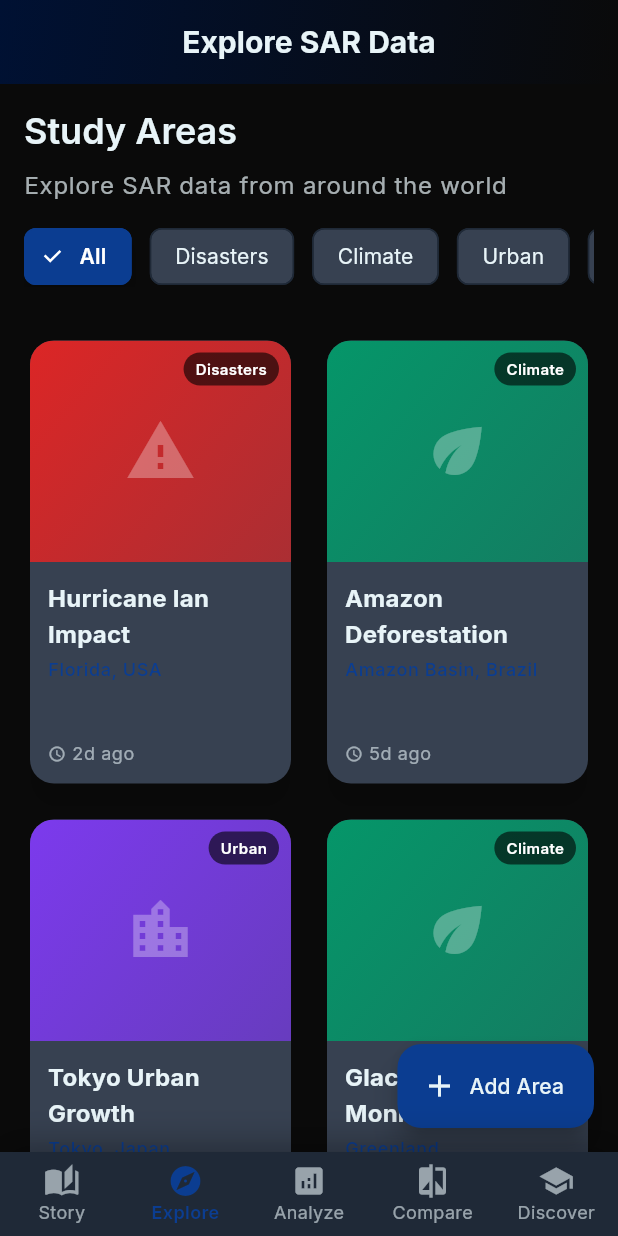
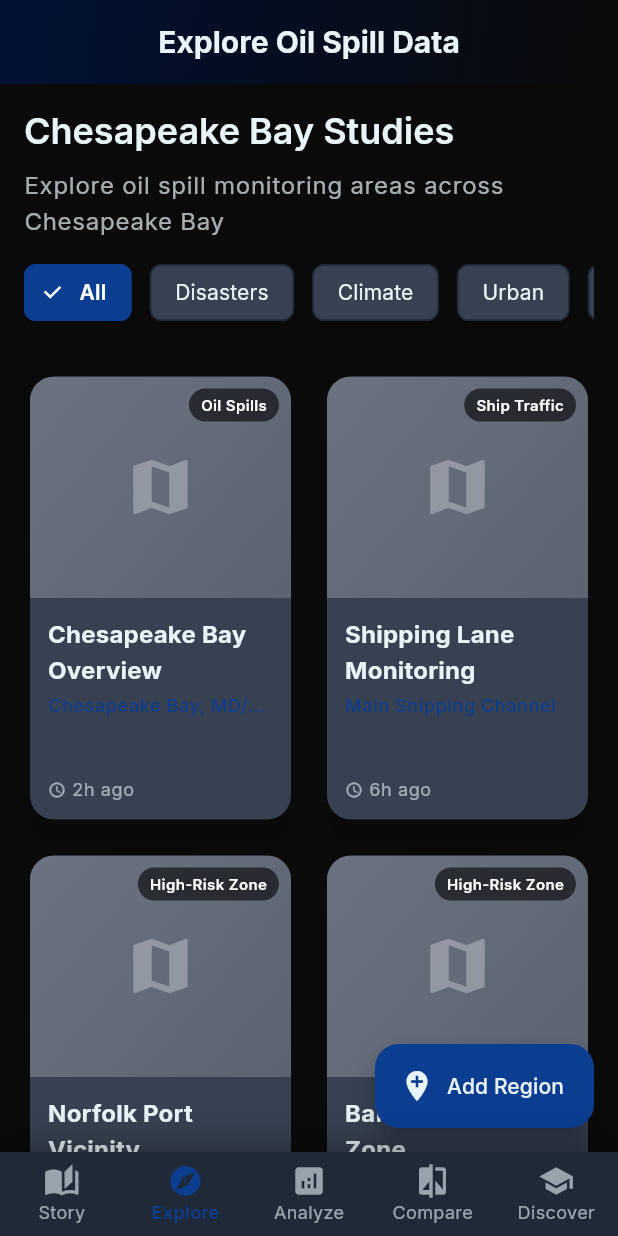
Before and after one commit to pranalitalla8/sarveillance, a Flutter app: the screen it shows after launch, item 2 of the bottom bar chosen, on a phone screen of 412 x 824 dp. Run offline on Flutter 3.47's test engine with Material 3 defaults, Android fonts, the phone set to English and light mode, and no system bars; our stand-ins replace csv, fl_chart, flutter_map, google_fonts, latlong2.

Commit message:
Update Explore screen with Chesapeake Bay oil spill focused content
Replace generic study areas with 8 Chesapeake Bay specific monitoring areas:
- Chesapeake Bay Overview with 548 days of detection data
- Shipping Lane Monitoring with correlation analysis
- High-Risk Zones: Norfolk Port and Baltimore Harbor
- Environmental monitoring along Eastern Shore
- Potomac River confluence analysis
- Seasonal pattern and weather correlation studies

Update UI text and labels to reflect oil spill monitoring focus

```diff
--- a/lib/data/mock_data.dart
+++ b/lib/data/mock_data.dart
@@ -4,86 +4,122 @@ class MockData {
   static final List<StudyArea> studyAreas = [
     StudyArea(
       id: '1',
-      title: 'Hurricane Ian Impact',
-      description: 'SAR analysis of Hurricane Ian\'s impact on Florida coastline and infrastructure damage assessment.',
-      category: 'Disasters',
-      location: 'Florida, USA',
+      title: 'Chesapeake Bay Overview',
+      description: 'Comprehensive SAR monitoring of oil spill incidents across the entire Chesapeake Bay region with 548 days of detection data.',
+      category: 'Oil Spills',
+      location: 'Chesapeake Bay, MD/VA',
       imageUrl: '',
-      lastUpdated: DateTime.now().subtract(const Duration(days: 2)),
+      lastUpdated: DateTime.now().subtract(const Duration(hours: 2)),
       metadata: {
-        'severity': 'High',
-        'area_km2': 15000,
+        'oil_detections': '2,847',
+        'area_km2': 11600,
         'satellite': 'Sentinel-1',
+        'confidence': '85%',
       },
     ),
     StudyArea(
       id: '2',
-      title: 'Amazon Deforestation',
-      description: 'Monitoring deforestation patterns in the Amazon rainforest using multi-temporal SAR imagery.',
-      category: 'Climate',
-      location: 'Amazon Basin, Brazil',
+      title: 'Shipping Lane Monitoring',
+      description: 'High-traffic shipping routes in Chesapeake Bay with correlation analysis between vessel activity and oil spill incidents.',
+      category: 'Ship Traffic',
+      location: 'Main Shipping Channel',
       imageUrl: '',
-      lastUpdated: DateTime.now().subtract(const Duration(days: 5)),
+      lastUpdated: DateTime.now().subtract(const Duration(hours: 6)),
       metadata: {
-        'deforestation_rate': '12%',
-        'area_km2': 25000,
-        'satellite': 'ALOS-2',
+        'ship_related': '1,245',
+        'area_km2': 850,
+        'satellite': 'Sentinel-1',
+        'correlation': '68%',
       },
     ),
     StudyArea(
       id: '3',
-      title: 'Tokyo Urban Growth',
-      description: 'Urban expansion analysis of Tokyo metropolitan area using long-term SAR data.',
-      category: 'Urban',
-      location: 'Tokyo, Japan',
+      title: 'Norfolk Port Vicinity',
+      description: 'Concentrated monitoring of oil spill activity near Norfolk Port and surrounding waters with AIS ship tracking integration.',
+      category: 'High-Risk Zone',
+      location: 'Norfolk, VA',
       imageUrl: '',
-      lastUpdated: DateTime.now().subtract(const Duration(days: 1)),
+      lastUpdated: DateTime.now().subtract(const Duration(hours: 12)),
       metadata: {
-        'growth_rate': '8%',
-        'area_km2': 8000,
-        'satellite': 'TerraSAR-X',
+        'hotspot_rank': '#1',
+        'area_km2': 425,
+        'satellite': 'Sentinel-1',
+        'risk_level': 'Critical',
       },
     ),
     StudyArea(
       id: '4',
-      title: 'Glacier Retreat Monitoring',
-      description: 'Tracking glacier retreat in the Arctic using interferometric SAR analysis.',
-      category: 'Climate',
-      location: 'Greenland',
+      title: 'Baltimore Harbor Zone',
+      description: 'Industrial port area monitoring with focus on commercial vessel operations and potential pollution sources.',
+      category: 'High-Risk Zone',
+      location: 'Baltimore, MD',
       imageUrl: '',
-      lastUpdated: DateTime.now().subtract(const Duration(days: 3)),
+      lastUpdated: DateTime.now().subtract(const Duration(hours: 8)),
       metadata: {
-        'retreat_rate': '15m/year',
-        'area_km2': 5000,
+        'hotspot_rank': '#2',
+        'area_km2': 380,
         'satellite': 'Sentinel-1',
+        'risk_level': 'High',
       },
     ),
     StudyArea(
       id: '5',
-      title: 'Volcanic Activity Detection',
-      description: 'Real-time monitoring of volcanic ground deformation using InSAR techniques.',
-      category: 'Natural Features',
-      location: 'Mount Etna, Italy',
+      title: 'Eastern Shore Coastline',
+      description: 'Oil spill detection along the Eastern Shore with emphasis on environmental impact and coastal water quality assessment.',
+      category: 'Environmental',
+      location: 'Eastern Shore, MD/VA',
       imageUrl: '',
-      lastUpdated: DateTime.now().subtract(const Duration(hours: 6)),
+      lastUpdated: DateTime.now().subtract(const Duration(days: 1)),
       metadata: {
-        'deformation': '5cm uplift',
-        'area_km2': 1200,
-        'satellite': 'Cosmo-SkyMed',
+        'detections': '567',
+        'area_km2': 3200,
+        'satellite': 'Sentinel-1',
+        'water_quality': 'Fair',
       },
     ),
     StudyArea(
       id: '6',
-      title: 'Earthquake Damage Assessment',
-      description: 'Post-earthquake damage assessment using coherence change detection methods.',
-      category: 'Disasters',
-      location: 'Turkey-Syria Border',
+      title: 'Potomac River Confluence',
+      description: 'Multi-temporal analysis of oil spill patterns where the Potomac River meets Chesapeake Bay, including tidal influence studies.',
+      category: 'Oil Spills',
+      location: 'Potomac River Delta',
       imageUrl: '',
-      lastUpdated: DateTime.now().subtract(const Duration(days: 7)),
+      lastUpdated: DateTime.now().subtract(const Duration(days: 2)),
       metadata: {
-        'magnitude': '7.8',
-        'area_km2': 20000,
+        'detections': '423',
+        'area_km2': 890,
         'satellite': 'Sentinel-1',
+        'tidal_impact': 'High',
+      },
+    ),
+    StudyArea(
+      id: '7',
+      title: 'Seasonal Pattern Analysis',
+      description: 'Year-round monitoring revealing seasonal variations in oil spill frequency, with peak activity during winter months.',
+      category: 'Temporal Analysis',
+      location: 'Chesapeake Bay Region',
+      imageUrl: '',
+      lastUpdated: DateTime.now().subtract(const Duration(hours: 4)),
+      metadata: {
+        'peak_season': 'Winter',
+        'area_km2': 11600,
+        'satellite': 'Sentinel-1',
+        'trend': 'Increasing',
+      },
+    ),
+    StudyArea(
+      id: '8',
+      title: 'Weather Correlation Study',
+      description: 'Analyzing the relationship between weather conditions (wind, waves, temperature) and oil spill detection rates.',
+      category: 'Temporal Analysis',
+      location: 'Chesapeake Bay Region',
+      imageUrl: '',
+      lastUpdated: DateTime.now().subtract(const Duration(hours: 10)),
+      metadata: {
+        'wind_correlation': '65%',
+        'area_km2': 11600,
+        'satellite': 'Sentinel-1',
+        'dominant_factor': 'Wind Speed',
       },
     ),
   ];
--- a/lib/screens/explore_screen.dart
+++ b/lib/screens/explore_screen.dart
@@ -31,7 +31,7 @@ class _ExploreScreenState extends State<ExploreScreen> {
   Widget build(BuildContext context) {
     return Scaffold(
       appBar: AppBar(
-        title: const Text('Explore SAR Data'),
+        title: const Text('Explore Oil Spill Data'),
         backgroundColor: Colors.transparent,
         elevation: 0,
         flexibleSpace: Container(
@@ -56,12 +56,12 @@ class _ExploreScreenState extends State<ExploreScreen> {
               mainAxisSize: MainAxisSize.min,
               children: [
                 Text(
-                  'Study Areas',
+                  'Chesapeake Bay Studies',
                   style: Theme.of(context).textTheme.headlineMedium,
                 ),
                 const SizedBox(height: 8),
                 Text(
-                  'Explore SAR data from around the world',
+                  'Explore oil spill monitoring areas across Chesapeake Bay',
                   style: Theme.of(context).textTheme.bodyLarge?.copyWith(
                     color: Theme.of(context).colorScheme.onSurface.withValues(alpha: 0.7),
                   ),
@@ -123,8 +123,8 @@ class _ExploreScreenState extends State<ExploreScreen> {
       ),
       floatingActionButton: FloatingActionButton.extended(
         onPressed: () => _showAddAreaDialog(),
-        icon: const Icon(Icons.add),
-        label: const Text('Add Area'),
+        icon: const Icon(Icons.add_location),
+        label: const Text('Add Region'),
       ),
     );
   }
@@ -142,12 +142,24 @@ class _ExploreScreenState extends State<ExploreScreen> {
     showDialog(
       context: context,
       builder: (context) => AlertDialog(
-        title: const Text('Add Study Area'),
-        content: const Text('This feature would allow you to add new study areas from satellite data sources.'),
+        title: const Text('Add Monitoring Area'),
+        content: const Text('Add a new region in Chesapeake Bay for oil spill monitoring and analysis. This will create a custom study area with SAR satellite coverage.'),
         actions: [
           TextButton(
             onPressed: () => Navigator.pop(context),
-            child: const Text('Close'),
+            child: const Text('Cancel'),
+          ),
+          TextButton(
+            onPressed: () {
+              Navigator.pop(context);
+              ScaffoldMessenger.of(context).showSnackBar(
+                const SnackBar(
+                  content: Text('Feature coming soon!'),
+                  behavior: SnackBarBehavior.floating,
+                ),
+              );
+            },
+            child: const Text('Add'),
           ),
         ],
       ),
```
